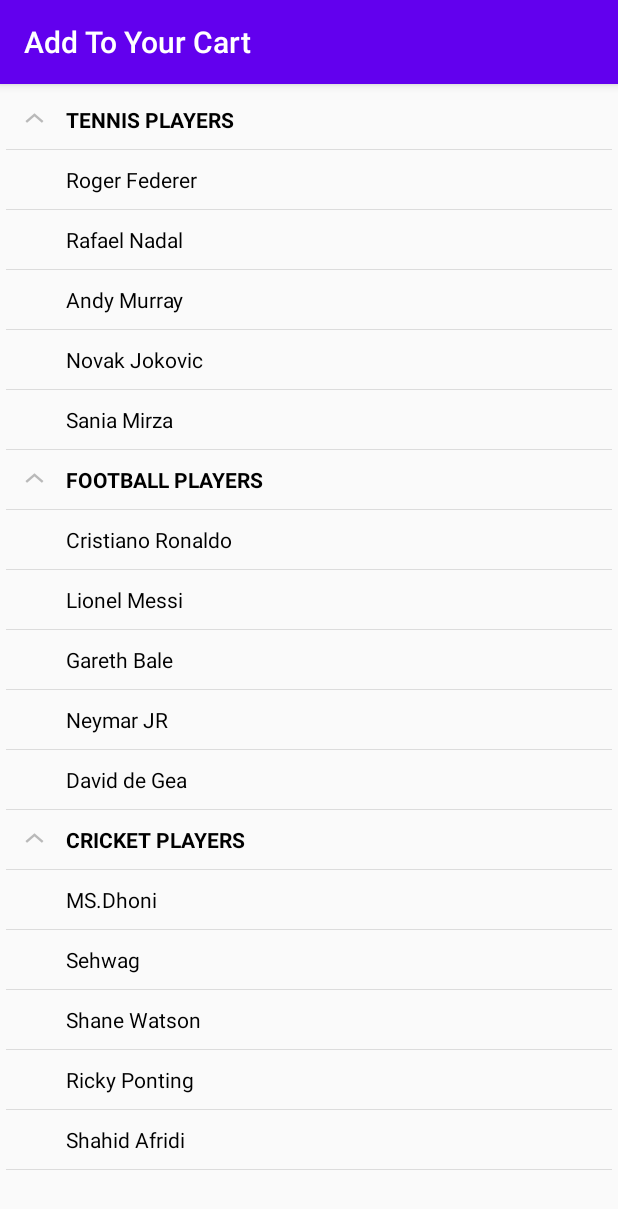
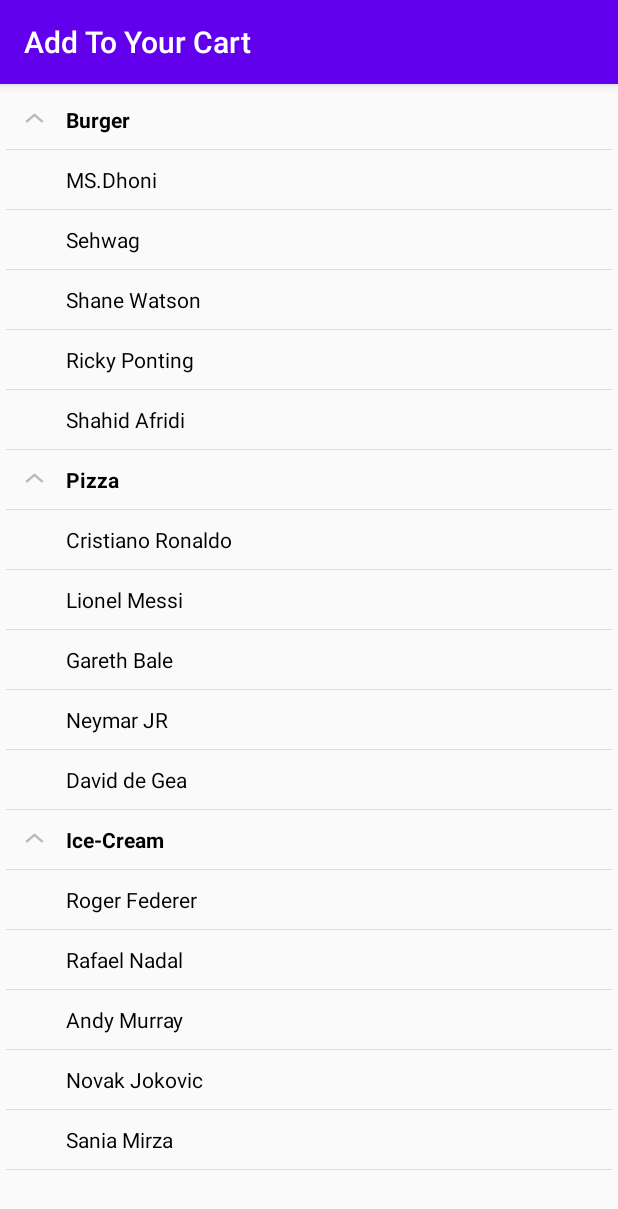
Before and after one commit to imnishchhal/QuickMeals, an Android app: the SelectMenuItem screen opened directly, with no data from a screen before it, on a phone screen of 412 x 824 dp. Shown: the top 1209 px of the screen. Run offline under Robolectric (Android 15) with nearby library versions, the phone set to English and light mode, and no system bars; our stand-ins replace Firebase (no records; nobody signed in at launch, a user with empty details on screens opened directly); 1 statement that could not run was skipped.

Commit message:
On item selection now shopname is fetched from the firestore and showed on the OrderConfirm.kt activity. Date: 22/09/2020

```diff
--- a/app/src/main/java/com/example/quickmeals/ExpandableListData.kt
+++ b/app/src/main/java/com/example/quickmeals/ExpandableListData.kt
@@ -25,9 +25,9 @@ internal object ExpandableListData {
             myFavTennisPlayers.add("Andy Murray")
             myFavTennisPlayers.add("Novak Jokovic")
             myFavTennisPlayers.add("Sania Mirza")
-            expandableListDetail["CRICKET PLAYERS"] = myFavCricketPlayers
-            expandableListDetail["FOOTBALL PLAYERS"] = myFavFootballPlayers
-            expandableListDetail["TENNIS PLAYERS"] = myFavTennisPlayers
+            expandableListDetail["Burger"] = myFavCricketPlayers
+            expandableListDetail["Pizza"] = myFavFootballPlayers
+            expandableListDetail["Ice-Cream"] = myFavTennisPlayers
             return expandableListDetail
         }
 }
--- a/app/src/main/java/com/example/quickmeals/SelectMenuItem.kt
+++ b/app/src/main/java/com/example/quickmeals/SelectMenuItem.kt
@@ -1,17 +1,22 @@
 package com.example.quickmeals
 
 import android.os.Bundle
+import android.util.Log
 import android.widget.ExpandableListAdapter
 import android.widget.ExpandableListView
 import android.widget.Toast
 import androidx.appcompat.app.AppCompatActivity
 import androidx.core.view.iterator
 import com.example.quickmeals.ExpandableListData.data
+import com.google.firebase.firestore.ktx.firestore
+import com.google.firebase.ktx.Firebase
 
 class SelectMenuItem : AppCompatActivity() {
     private var expandableListView: ExpandableListView? = null
     private var adapter: ExpandableListAdapter? = null
     private var titleList: List<String>? = null
+    val db = Firebase.firestore
+    var listOfDish: MutableList<String> = mutableListOf<String>()
     override fun onCreate(savedInstanceState: Bundle?) {
         super.onCreate(savedInstanceState)
         setContentView(R.layout.activity_select_menu_item)
@@ -51,6 +56,25 @@ class SelectMenuItem : AppCompatActivity() {
                 ).show()
                 false
             }
+            readData(){
+                Log.d("impiS", it.size.toString() + it.toString())
+            }
         }
     }
+    fun readData(myCallback: (List<String>) -> Unit) {
+        val shopName = intent.getStringExtra("cliked") as String
+        Log.d("impiS", "resto/$shopName")
+        db.collection("resto/$shopName")
+            .get()
+            .addOnSuccessListener { documents ->
+                for (document in documents) {
+                    Log.d("selectMenu", document.id)
+                    listOfDish.add(document.id)
+                }
+                myCallback(listOfDish)
+            }
+            .addOnFailureListener { exception ->
+                Log.w("findxe", "Error getting documents: ", exception)
+            }
+    }
 }
```
Also changed, not shown: app/src/main/java/com/example/quickmeals/Model.kt (deleted, +0 -22 lines), app/src/main/java/com/example/quickmeals/MyAdapter.kt (+13 -10 lines), app/src/main/java/com/example/quickmeals/OrderConfirm.kt (+12 -8 lines).
